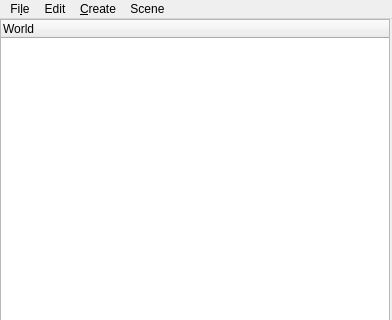
Above: code/ProjEd/ui/editor.ui from Cvostr/zsgamedit before the change; both pictures show x 0 to 392 and y 0 to 320 of the 392 by 660 pixel window. Below: the same form after it.
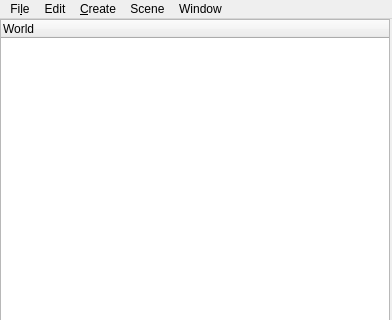
That is the form after the change. Custom widgets are drawn as their Qt base class.

Commit message: ConsoleLog window to show logs and errors Migration to AngelScript

```diff
--- a/code/ProjEd/ui/editor.ui
+++ b/code/ProjEd/ui/editor.ui
@@ -93,7 +93,7 @@
      <x>0</x>
      <y>0</y>
      <width>392</width>
-     <height>21</height>
+     <height>26</height>
     </rect>
    </property>
    <widget class="QMenu" name="menuFile">
@@ -141,10 +141,18 @@
     <addaction name="actionRender_settings"/>
     <addaction name="actionPhysics_Settings"/>
    </widget>
+   <widget class="QMenu" name="menuWindow">
+    <property name="title">
+     <string>Window</string>
+    </property>
+    <addaction name="actionInspectorWin"/>
+    <addaction name="actionConsole_log"/>
+   </widget>
    <addaction name="menuFile"/>
    <addaction name="menuEdit"/>
    <addaction name="menuCreate"/>
    <addaction name="menuObjects"/>
+   <addaction name="menuWindow"/>
   </widget>
   <widget class="QStatusBar" name="statusbar"/>
   <action name="actionUndo">
```
Left out of the diff: 10 changed lines with no effect on the pictures. The commit also changes 12 other files.
